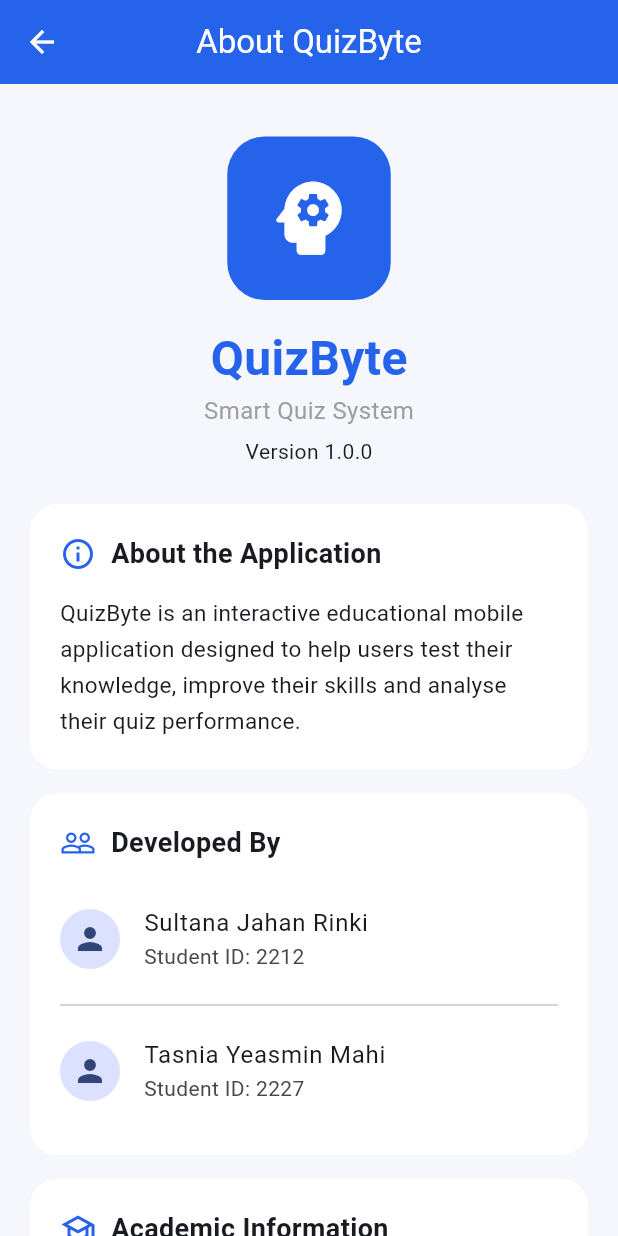
After one commit to sultana-rinki/quizbyte, a Flutter app: the screen it shows after launch, after a tap on the "info outline" icon, on a phone screen of 412 x 824 dp. The commit adds this screen. Run offline on Flutter 3.47's test engine with Material 3 defaults, Android fonts, the phone set to English and light mode, and no system bars.

Commit message:
Added About QuizByte screen and navigation

```diff
--- a/lib/main.dart
+++ b/lib/main.dart
@@ -10,6 +10,7 @@ import 'data/science_questions.dart';
 import 'data/technology_questions.dart';
 import 'data/sports_questions.dart';
 import 'data/mathematics_questions.dart';
+import 'screens/about_page.dart';
 
 void main() {
   runApp(const QuizByteApp());
@@ -51,7 +52,7 @@ class HomePage extends StatefulWidget {
 class _HomePageState extends State<HomePage> {
   final nameController = TextEditingController();
 
-  String selectedCategory = 'General Knowledge';
+  String selectedCategory = 'Bangla';
   String selectedDifficulty = 'Easy';
 
   final Map<String, List<QuizQuestion>> categoryQuestions = {
@@ -117,6 +118,20 @@ class _HomePageState extends State<HomePage> {
           'QuizByte',
           style: TextStyle(fontWeight: FontWeight.bold),
         ),
+        actions: [
+          IconButton(
+            icon: const Icon(Icons.info_outline),
+            tooltip: 'About QuizByte',
+            onPressed: () {
+              Navigator.push(
+                context,
+                MaterialPageRoute(
+                  builder: (_) => const AboutPage(),
+                ),
+              );
+            },
+          ),
+        ],
       ),
       body: Center(
         child: SingleChildScrollView(
--- /dev/null
+++ b/lib/screens/about_page.dart
@@ -0,0 +1,260 @@
+
+import 'package:flutter/material.dart';
+
+class AboutPage extends StatelessWidget {
+  const AboutPage({super.key});
+
+  static const Color primaryColor = Color(0xFF2563EB);
+
+  @override
+  Widget build(BuildContext context) {
+    return Scaffold(
+      appBar: AppBar(
+        title: const Text('About QuizByte'),
+        backgroundColor: primaryColor,
+        foregroundColor: Colors.white,
+        centerTitle: true,
+      ),
+      body: Center(
+        child: SingleChildScrollView(
+          padding: const EdgeInsets.all(20),
+          child: ConstrainedBox(
+            constraints: const BoxConstraints(maxWidth: 500),
+            child: Column(
+              children: [
+                const SizedBox(height: 15),
+
+                // APP LOGO
+                Container(
+                  padding: const EdgeInsets.all(22),
+                  decoration: BoxDecoration(
+                    color: primaryColor,
+                    borderRadius: BorderRadius.circular(25),
+                  ),
+                  child: const Icon(
+                    Icons.psychology_rounded,
+                    size: 65,
+                    color: Colors.white,
+                  ),
+                ),
+
+                const SizedBox(height: 16),
+
+                const Text(
+                  'QuizByte',
+                  style: TextStyle(
+                    fontSize: 32,
+                    fontWeight: FontWeight.bold,
+                    color: primaryColor,
+                  ),
+                ),
+
+                const Text(
+                  'Smart Quiz System',
+                  style: TextStyle(
+                    fontSize: 16,
+                    color: Colors.grey,
+                  ),
+                ),
+
+                const SizedBox(height: 6),
+
+                const Text('Version 1.0.0'),
+
+                const SizedBox(height: 25),
+
+                // ABOUT APPLICATION
+                sectionCard(
+                  'About the Application',
+                  Icons.info_outline,
+                  const Text(
+                    'QuizByte is an interactive educational '
+                        'mobile application designed to help users '
+                        'test their knowledge, improve their skills '
+                        'and analyse their quiz performance.',
+                    style: TextStyle(
+                      fontSize: 15,
+                      height: 1.6,
+                    ),
+                  ),
+                ),
+
+                // DEVELOPERS
+                sectionCard(
+                  'Developed By',
+                  Icons.people_outline,
+                  const Column(
+                    children: [
+                      ListTile(
+                        contentPadding: EdgeInsets.zero,
+                        leading: CircleAvatar(
+                          child: Icon(Icons.person),
+                        ),
+                        title: Text('Sultana Jahan Rinki'),
+                        subtitle: Text('Student ID: 2212'),
+                      ),
+                      Divider(),
+                      ListTile(
+                        contentPadding: EdgeInsets.zero,
+                        leading: CircleAvatar(
+                          child: Icon(Icons.person),
+                        ),
+                        title: Text('Tasnia Yeasmin Mahi'),
+                        subtitle: Text('Student ID: 2227'),
+                      ),
+                    ],
+                  ),
+                ),
+
+                // ACADEMIC INFORMATION
+                sectionCard(
+                  'Academic Information',
+                  Icons.school_outlined,
+                  const Column(
+                    crossAxisAlignment: CrossAxisAlignment.start,
+                    children: [
+                      Text(
+                        'Sylhet International University',
+                        style: TextStyle(
+                          fontSize: 17,
+                          fontWeight: FontWeight.bold,
+                        ),
+                      ),
+                      SizedBox(height: 6),
+                      Text(
+                        'Department of Computer Science '
+                            'and Engineering',
+                      ),
+
+
+                      SizedBox(height: 12),
+                      Text(
+                        'Course Title',
+                        style: TextStyle(color: Colors.grey),
+                      ),
+                      Text('Mobile Application Development'),
+                      SizedBox(height: 12),
+                      Text(
+                        'Project Supervisor',
+                        style: TextStyle(color: Colors.grey),
+                      ),
+                      Text(
+                        'G.M. Abdullah Al-Kafi',
+                        style: TextStyle(
+                          fontWeight: FontWeight.bold,
+                        ),
+                      ),
+                      Text('Lecturer, Department of CSE'),
+                    ],
+                  ),
+                ),
+
+                // TECHNOLOGY STACK
+                sectionCard(
+                  'Built With',
+                  Icons.code_rounded,
+                  const Row(
+                    mainAxisAlignment:
+                    MainAxisAlignment.spaceAround,
+                    children: [
+                      Column(
+                        children: [
+                          FlutterLogo(size: 38),
+                          SizedBox(height: 8),
+                          Text('Flutter'),
+                        ],
+                      ),
+                      Column(
+                        children: [
+                          Icon(
+                            Icons.code,
+                            size: 38,
+                            color: primaryColor,
+                          ),
+                          SizedBox(height: 8),
+                          Text('Dart'),
+                        ],
+                      ),
+                      Column(
+                        children: [
+                          Icon(
+                            Icons.account_tree_outlined,
+                            size: 38,
+                          ),
+                          SizedBox(height: 8),
+                          Text('GitHub'),
+                        ],
+                      ),
+                    ],
+                  ),
+                ),
+
+                const SizedBox(height: 15),
+
+                const Text(
+                  '© 2026 QuizByte',
+                  style: TextStyle(
+                    color: Colors.grey,
+                    fontWeight: FontWeight.bold,
+                  ),
+                ),
+
+                const SizedBox(height: 5),
+
+                const Text(
+                  'Developed for academic purposes.',
+                  style: TextStyle(
+                    color: Colors.grey,
+                    fontSize: 12,
+                  ),
+                ),
+
+                const SizedBox(height: 20),
+              ],
+            ),
+          ),
+        ),
+      ),
+    );
+  }
+
+  Widget sectionCard(
+      String title,
+      IconData icon,
+      Widget content,
+      ) {
+    return Card(
+      color: Colors.white,
+      elevation: 0,
+      margin: const EdgeInsets.only(bottom: 16),
+      shape: RoundedRectangleBorder(
+        borderRadius: BorderRadius.circular(18),
+      ),
+      child: Padding(
+        padding: const EdgeInsets.all(20),
+        child: Column(
+          crossAxisAlignment: CrossAxisAlignment.start,
+          children: [
+            Row(
+              children: [
+                Icon(icon, color: primaryColor),
+                const SizedBox(width: 10),
+                Expanded(
+                  child: Text(
+                    title,
+                    style: const TextStyle(
+                      fontSize: 18,
+                      fontWeight: FontWeight.bold,
+                    ),
+                  ),
+                ),
+              ],
+            ),
+            const SizedBox(height: 15),
+            content,
+          ],
+        ),
+      ),
+    );
+  }
+}
```
